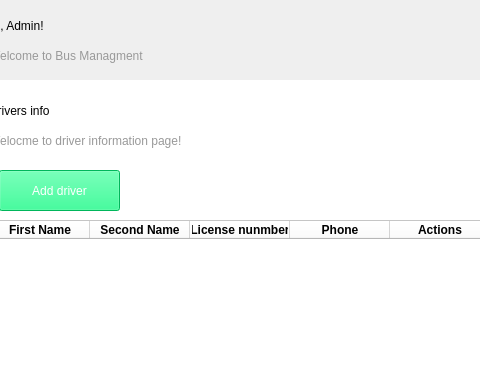
Above: index.ui from mykyta07/bus_management before the change; both pictures show x 271 to 751 and y 0 to 389 of the 1119 by 805 pixel window. Below: the same form after it.
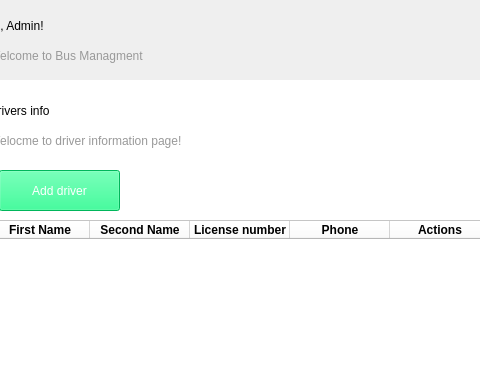
That is the form after the change. The open tabs and pages were chosen to show the change. Icons and pictures are not drawn.

The edit to the form file:
```diff
--- a/index.ui
+++ b/index.ui
@@ -525,7 +525,7 @@
        </column>
        <column>
         <property name="text">
-         <string>License nunmber</string>
+         <string>License number</string>
         </property>
        </column>
        <column>
```
